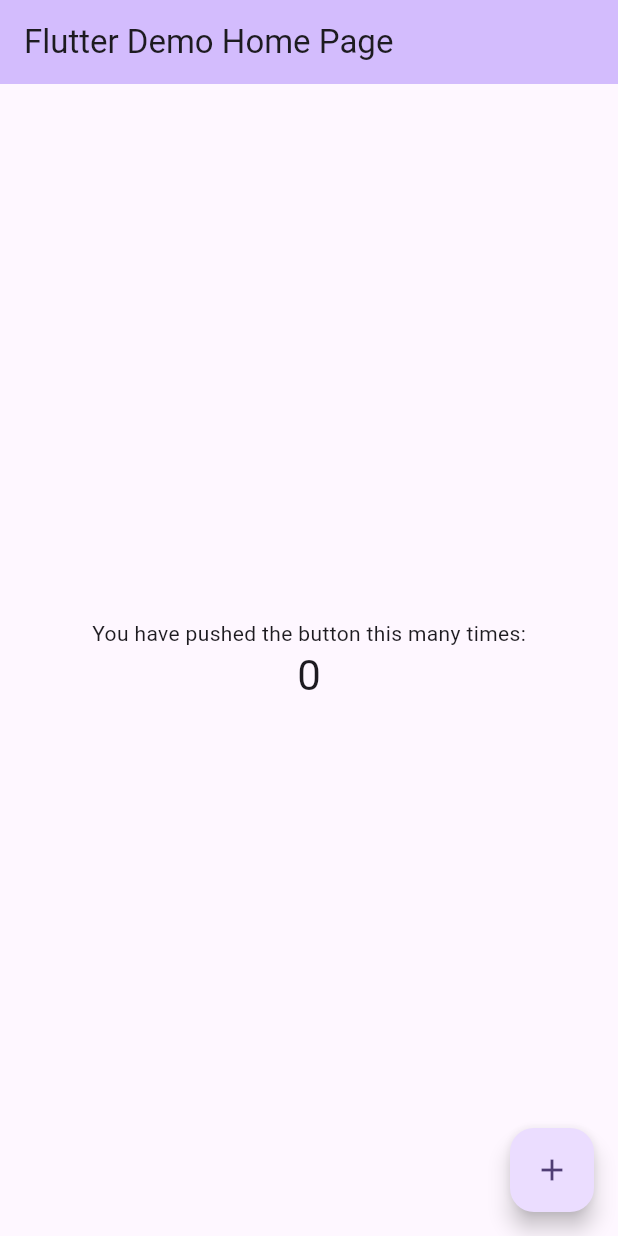
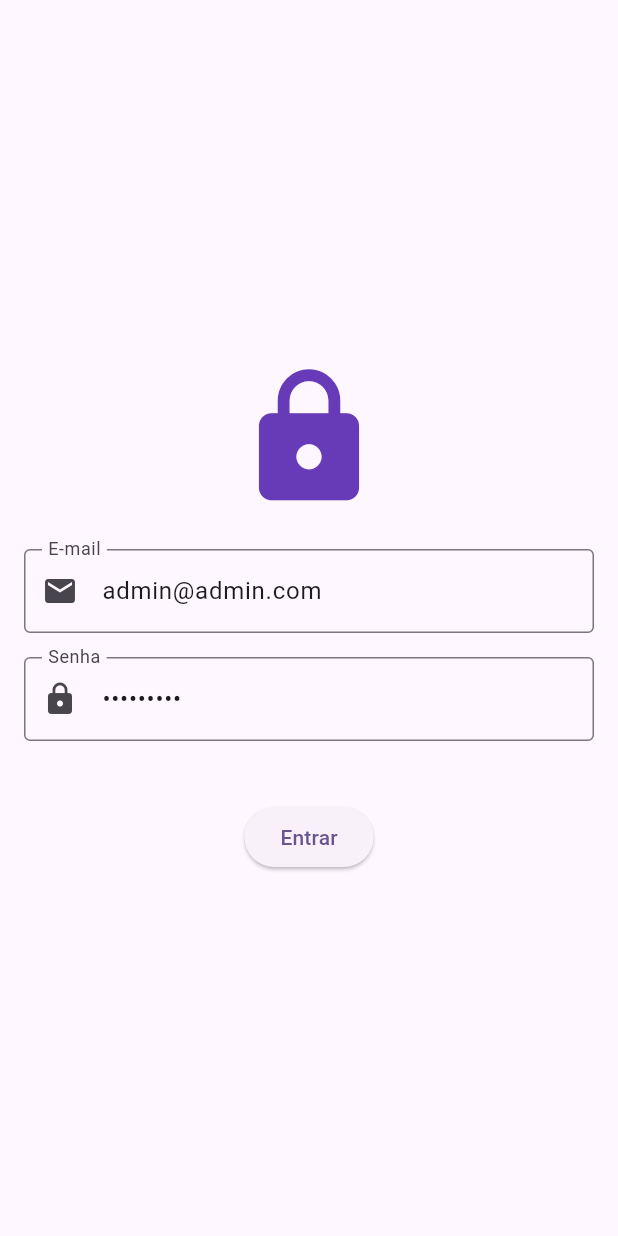
Before and after one commit to Gustavo653/Snarf, a Flutter app: the screen it shows after launch, on a phone screen of 412 x 824 dp. Run offline on Flutter 3.47's test engine with Material 3 defaults, Android fonts, the phone set to English and light mode, and no system bars; our stand-ins replace flutter_secure_storage.

Commit message:
Criando tela de login

```diff
--- a/Snarf.Back/Snarf.API/Properties/launchSettings.json
+++ b/Snarf.Back/Snarf.API/Properties/launchSettings.json
@@ -4,8 +4,7 @@
       "commandName": "Project",
       "launchUrl": "swagger",
       "environmentVariables": {
-        "DOTNET_ENVIRONMENT": "development",
-        "DatabaseConnection": "Server=138.199.145.61;Database=db-snarf-dev;User Id=postgres;Password=UL^q^84Vcm83fYdgGdZu;"
+        "DOTNET_ENVIRONMENT": "development"
       },
       "dotnetRunMessages": true,
       "applicationUrl": "http://localhost:5007",
--- a/snarf/lib/main.dart
+++ b/snarf/lib/main.dart
@@ -1,125 +1,57 @@
 import 'package:flutter/material.dart';
+import 'package:flutter_secure_storage/flutter_secure_storage.dart';
+import 'pages/login_page.dart';
+import 'pages/home_page.dart';
 
 void main() {
   runApp(const MyApp());
 }
 
 class MyApp extends StatelessWidget {
-  const MyApp({super.key});
+  const MyApp({Key? key}) : super(key: key);
 
-  // This widget is the root of your application.
   @override
   Widget build(BuildContext context) {
     return MaterialApp(
-      title: 'Flutter Demo',
+      debugShowCheckedModeBanner: false,
+      title: 'Login App',
       theme: ThemeData(
-        // This is the theme of your application.
-        //
-        // TRY THIS: Try running your application with "flutter run". You'll see
-        // the application has a purple toolbar. Then, without quitting the app,
-        // try changing the seedColor in the colorScheme below to Colors.green
-        // and then invoke "hot reload" (save your changes or press the "hot
-        // reload" button in a Flutter-supported IDE, or press "r" if you used
-        // the command line to start the app).
-        //
-        // Notice that the counter didn't reset back to zero; the application
-        // state is not lost during the reload. To reset the state, use hot
-        // restart instead.
-        //
-        // This works for code too, not just values: Most code changes can be
-        // tested with just a hot reload.
         colorScheme: ColorScheme.fromSeed(seedColor: Colors.deepPurple),
         useMaterial3: true,
       ),
-      home: const MyHomePage(title: 'Flutter Demo Home Page'),
+      home: const RootPage(),
     );
   }
 }
 
-class MyHomePage extends StatefulWidget {
-  const MyHomePage({super.key, required this.title});
-
-  // This widget is the home page of your application. It is stateful, meaning
-  // that it has a State object (defined below) that contains fields that affect
-  // how it looks.
-
-  // This class is the configuration for the state. It holds the values (in this
-  // case the title) provided by the parent (in this case the App widget) and
-  // used by the build method of the State. Fields in a Widget subclass are
-  // always marked "final".
-
-  final String title;
+class RootPage extends StatefulWidget {
+  const RootPage({Key? key}) : super(key: key);
 
   @override
-  State<MyHomePage> createState() => _MyHomePageState();
+  State<RootPage> createState() => _RootPageState();
 }
 
-class _MyHomePageState extends State<MyHomePage> {
-  int _counter = 0;
+class _RootPageState extends State<RootPage> {
+  final FlutterSecureStorage _secureStorage = const FlutterSecureStorage();
+  bool _isLoggedIn = false;
 
-  void _incrementCounter() {
+  @override
+  void initState() {
+    super.initState();
+    _checkLoginStatus();
+  }
+
+  Future<void> _checkLoginStatus() async {
+    // Recuperar o token armazenado de forma segura
+    final token = await _secureStorage.read(key: 'token');
     setState(() {
-      // This call to setState tells the Flutter framework that something has
-      // changed in this State, which causes it to rerun the build method below
-      // so that the display can reflect the updated values. If we changed
-      // _counter without calling setState(), then the build method would not be
-      // called again, and so nothing would appear to happen.
-      _counter++;
+      _isLoggedIn = token != null; // Verifica se o token existe
     });
   }
 
   @override
   Widget build(BuildContext context) {
-    // This method is rerun every time setState is called, for instance as done
-    // by the _incrementCounter method above.
-    //
-    // The Flutter framework has been optimized to make rerunning build methods
-    // fast, so that you can just rebuild anything that needs updating rather
-    // than having to individually change instances of widgets.
-    return Scaffold(
-      appBar: AppBar(
-        // TRY THIS: Try changing the color here to a specific color (to
-        // Colors.amber, perhaps?) and trigger a hot reload to see the AppBar
-        // change color while the other colors stay the same.
-        backgroundColor: Theme.of(context).colorScheme.inversePrimary,
-        // Here we take the value from the MyHomePage object that was created by
-        // the App.build method, and use it to set our appbar title.
-        title: Text(widget.title),
-      ),
-      body: Center(
-        // Center is a layout widget. It takes a single child and positions it
-        // in the middle of the parent.
-        child: Column(
-          // Column is also a layout widget. It takes a list of children and
-          // arranges them vertically. By default, it sizes itself to fit its
-          // children horizontally, and tries to be as tall as its parent.
-          //
-          // Column has various properties to control how it sizes itself and
-          // how it positions its children. Here we use mainAxisAlignment to
-          // center the children vertically; the main axis here is the vertical
-          // axis because Columns are vertical (the cross axis would be
-          // horizontal).
-          //
-          // TRY THIS: Invoke "debug painting" (choose the "Toggle Debug Paint"
-          // action in the IDE, or press "p" in the console), to see the
-          // wireframe for each widget.
-          mainAxisAlignment: MainAxisAlignment.center,
-          children: <Widget>[
-            const Text(
-              'You have pushed the button this many times:',
-            ),
-            Text(
-              '$_counter',
-              style: Theme.of(context).textTheme.headlineMedium,
-            ),
-          ],
-        ),
-      ),
-      floatingActionButton: FloatingActionButton(
-        onPressed: _incrementCounter,
-        tooltip: 'Increment',
-        child: const Icon(Icons.add),
-      ), // This trailing comma makes auto-formatting nicer for build methods.
-    );
+    // Navega para a HomePage se estiver logado ou LoginPage se não estiver
+    return _isLoggedIn ? const HomePage() : const LoginPage();
   }
 }
--- /dev/null
+++ b/snarf/lib/pages/login_page.dart
@@ -0,0 +1,109 @@
+import 'package:flutter/material.dart';
+import '../services/api_service.dart';
+import 'home_page.dart';
+
+class LoginPage extends StatefulWidget {
+  const LoginPage({Key? key}) : super(key: key);
+
+  @override
+  State<LoginPage> createState() => _LoginPageState();
+}
+
+class _LoginPageState extends State<LoginPage> {
+  final TextEditingController _emailController = TextEditingController(text: 'admin@admin.com');
+  final TextEditingController _passwordController = TextEditingController(text: 'Admin@123');
+  bool _isLoading = false;
+  String? _errorMessage;
+
+  Future<void> _login() async {
+    final String email = _emailController.text.trim();
+    final String password = _passwordController.text.trim();
+
+    if (email.isEmpty || password.isEmpty) {
+      setState(() {
+        _errorMessage = 'Por favor, preencha todos os campos.';
+      });
+      return;
+    }
+
+    setState(() {
+      _isLoading = true;
+      _errorMessage = null;
+    });
+
+    try {
+      final success = await ApiService.login(email, password);
+      if (success) {
+        // Navegar para a página inicial
+        Navigator.pushReplacement(
+          context,
+          MaterialPageRoute(builder: (context) => const HomePage()),
+        );
+      } else {
+        setState(() {
+          _errorMessage = 'Credenciais inválidas. Tente novamente.';
+        });
+      }
+    } catch (e) {
+      setState(() {
+        _errorMessage = 'Ocorreu um erro: $e';
+      });
+    } finally {
+      setState(() {
+        _isLoading = false;
+      });
+    }
+  }
+
+  @override
+  Widget build(BuildContext context) {
+    return Scaffold(
+      body: Center(
+        child: Padding(
+          padding: const EdgeInsets.all(16.0),
+          child: SingleChildScrollView(
+            child: Column(
+              mainAxisAlignment: MainAxisAlignment.center,
+              children: [
+                const Icon(Icons.lock, size: 100, color: Colors.deepPurple),
+                const SizedBox(height: 24),
+                TextField(
+                  controller: _emailController,
+                  decoration: InputDecoration(
+                    labelText: 'E-mail',
+                    border: const OutlineInputBorder(),
+                    prefixIcon: const Icon(Icons.email),
+                  ),
+                  keyboardType: TextInputType.emailAddress,
+                ),
+                const SizedBox(height: 16),
+                TextField(
+                  controller: _passwordController,
+                  decoration: InputDecoration(
+                    labelText: 'Senha',
+                    border: const OutlineInputBorder(),
+                    prefixIcon: const Icon(Icons.lock),
+                  ),
+                  obscureText: true,
+                ),
+                const SizedBox(height: 24),
+                if (_errorMessage != null)
+                  Text(
+                    _errorMessage!,
+                    style: const TextStyle(color: Colors.red),
+                  ),
+                const SizedBox(height: 16),
+                ElevatedButton(
+                  onPressed: _isLoading ? null : _login,
+                  child: _isLoading
+                      ? const CircularProgressIndicator(color: Colors.white)
+                      : const Text('Entrar'),
+                ),
+              ],
+            ),
+          ),
+        ),
+      ),
+    );
+  }
+}
--- /dev/null
+++ b/snarf/lib/utils/api_constants.dart
@@ -0,0 +1,3 @@
+class ApiConstants {
+  static const String baseUrl = 'http://192.168.1.16:5007/api';
+}
--- a/snarf/pubspec.yaml
+++ b/snarf/pubspec.yaml
@@ -34,6 +34,8 @@ dependencies:
   # The following adds the Cupertino Icons font to your application.
   # Use with the CupertinoIcons class for iOS style icons.
   cupertino_icons: ^1.0.8
+  http: ^1.0.0
+  flutter_secure_storage: ^8.0.0
 
 dev_dependencies:
   flutter_test:
```
Also changed, not shown: snarf/lib/pages/home_page.dart (added, +44 -0 lines), snarf/lib/services/api_service.dart (added, +57 -0 lines), snarf/pubspec.lock, 5 other files.
